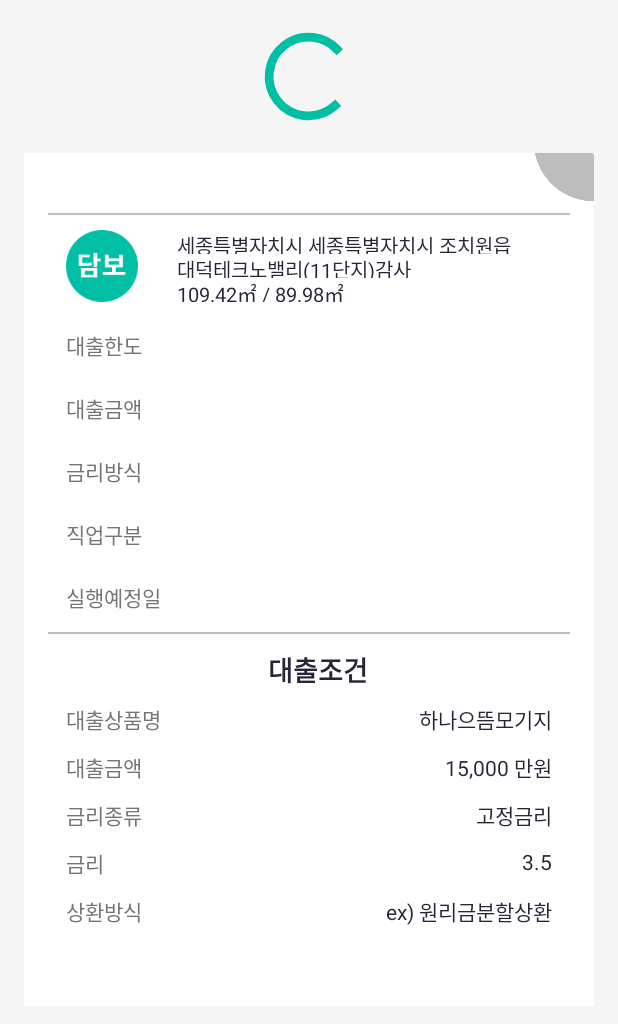
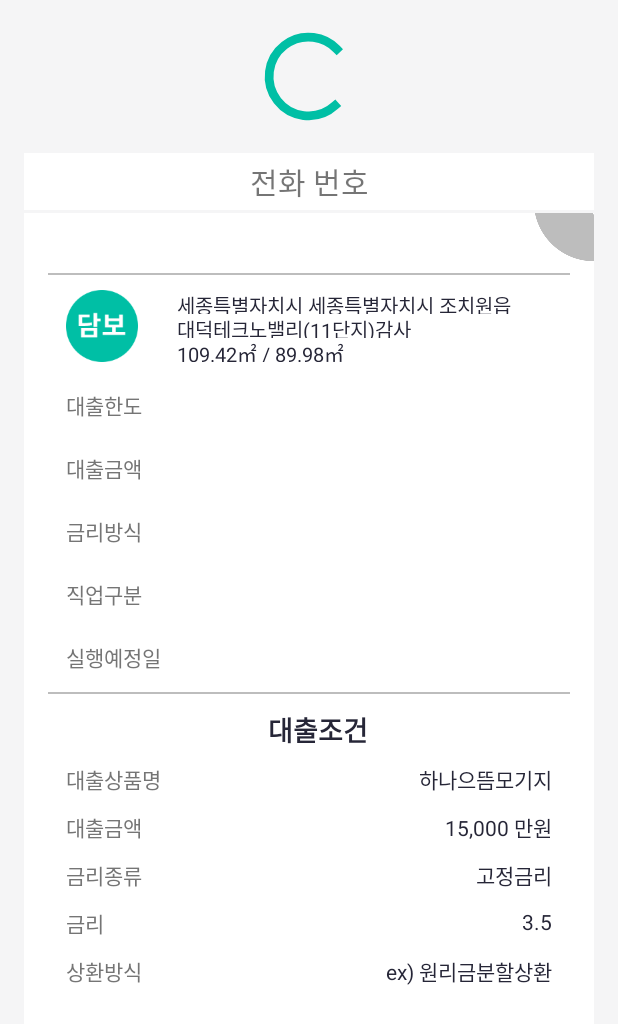
Before and after one commit to kirkee2/zxd, an Android app: the DetailedEstimate screen opened directly, with no data from a screen before it, on a phone screen of 412 x 824 dp. Shown: the top 1024 px of the screen. Run offline under Robolectric (Android 15) with nearby library versions, the phone set to English and light mode, and no system bars; our stand-ins replace ButterKnife; libraries missing offline, so code that uses them is left out: com.kofigyan.stateprogressbar, com.yarolegovich.lovelydialog; plain views replace StateProgressBar; 1 statement that could not run was skipped.

Commit message:
# 전화번호 수 정

```diff
--- a/app/src/main/java/com/hellmoney/thca/model/Estimate.java
+++ b/app/src/main/java/com/hellmoney/thca/model/Estimate.java
@@ -19,6 +19,13 @@ public class Estimate {
     public String getFixedLoanAmount() {
         return fixedLoanAmount;
     }
+
+    public String getPhoneNumber() {
+        return phoneNumber;
+    }
+
+    @SerializedName("phone_number")
+    private String phoneNumber;
 
     @SerializedName("fixed_loan_amount")
     private String fixedLoanAmount;
--- a/app/src/main/java/com/hellmoney/thca/view/DetailedEstimate.java
+++ b/app/src/main/java/com/hellmoney/thca/view/DetailedEstimate.java
@@ -113,6 +113,9 @@ public class DetailedEstimate extends AppCompatActivity {
 
     @BindView(R.id.statusImageViewaa)
     ImageView statusImageView;
+
+    @BindView(R.id.phoneNumber)
+    TextView phoneNumber;
 
     @BindView(R.id.your_state_progress_bar_id)
     StateProgressBar stateProgressBar;
@@ -279,6 +282,10 @@ public class DetailedEstimate extends AppCompatActivity {
                     jobType.setText(singleEstimate.getJobType());
                     scheduledTime.setText(TimeUtil.dateFormat.format(singleEstimate.getScheduledTime()));
 
+                    phoneNumber.setText(singleEstimate.getPhoneNumber());
+
+                    Log.d(TAG, singleEstimate.getPhoneNumber());
+
                     itemName.setText(singleEstimate.getItemName());
 
                     fixedLoanAmount.setText(singleEstimate.getFixedLoanAmount() + "만원");
--- a/app/src/main/res/layout/activity_detailed_estimate.xml
+++ b/app/src/main/res/layout/activity_detailed_estimate.xml
@@ -1,5 +1,6 @@
 <?xml version="1.0" encoding="utf-8"?>
 <android.support.design.widget.CoordinatorLayout xmlns:android="http://schemas.android.com/apk/res/android"
+        xmlns:app="http://schemas.android.com/apk/res-auto"
         xmlns:tools="http://schemas.android.com/tools"
         android:layout_width="match_parent"
         android:layout_height="match_parent"
@@ -9,9 +10,7 @@
 
     <include layout="@layout/app_bar_main" />
 
-    <LinearLayout xmlns:android="http://schemas.android.com/apk/res/android"
-            xmlns:tools="http://schemas.android.com/tools"
-            xmlns:app="http://schemas.android.com/apk/res-auto"
+    <LinearLayout
             android:layout_width="match_parent"
             android:layout_height="match_parent"
             android:gravity="center_horizontal"
@@ -78,7 +77,26 @@
                         />
             </LinearLayout>
         </FrameLayout>
+        <LinearLayout
+                android:layout_width="match_parent"
+                android:layout_height="40dp"
+                android:layout_marginTop="16dp"
+                android:orientation="vertical"
+                >
+            <TextView
+                    android:layout_marginLeft="16dp"
+                    android:layout_marginRight="16dp"
+                    android:id="@+id/phoneNumber"
+                    android:layout_width="match_parent"
+                    android:layout_height="match_parent"
+                    android:gravity="center"
+                    android:textSize="20sp"
+                    android:text="전화 번호"
+                    android:layout_marginBottom="2dp"
+                    android:background="@color/white"
+                    />
 
+        </LinearLayout>
         <android.support.v4.widget.NestedScrollView
                 android:layout_width="match_parent"
                 android:layout_height="match_parent"
@@ -96,7 +114,6 @@
                         android:paddingStart="16dp"
                         android:paddingEnd="16dp"
                         android:paddingBottom="30dp"
-                        android:layout_marginTop="16dp"
                         android:layout_marginBottom="16dp"
                         android:orientation="vertical"
                         android:background="#ffffff"
```
